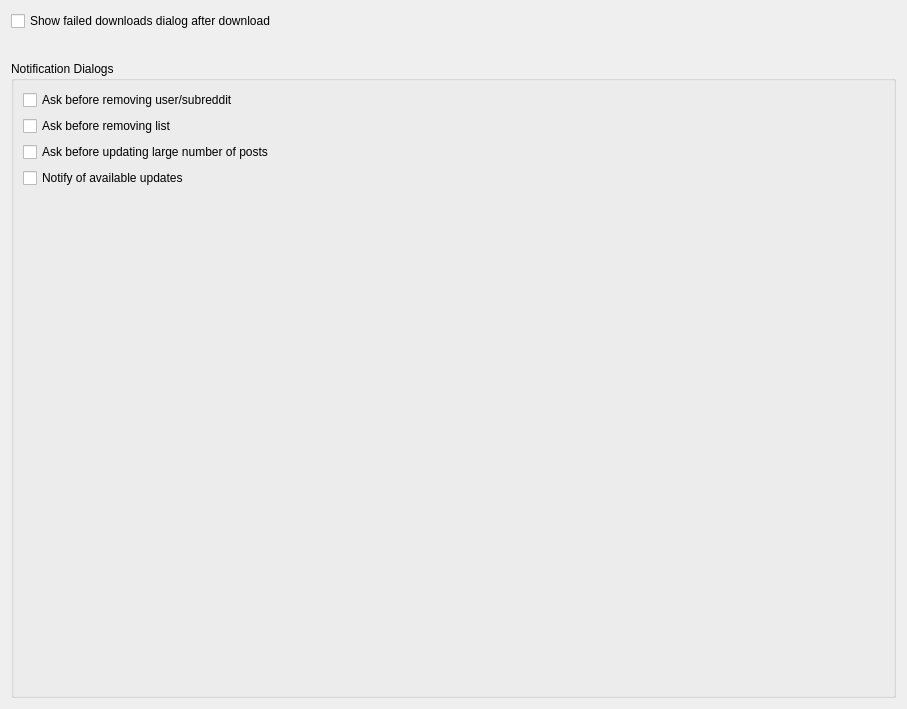
First picture: the form in Resources/ui_files/settings/notification_settings_widget.ui, repository MalloyDelacroix/DownloaderForReddit, before the edit.
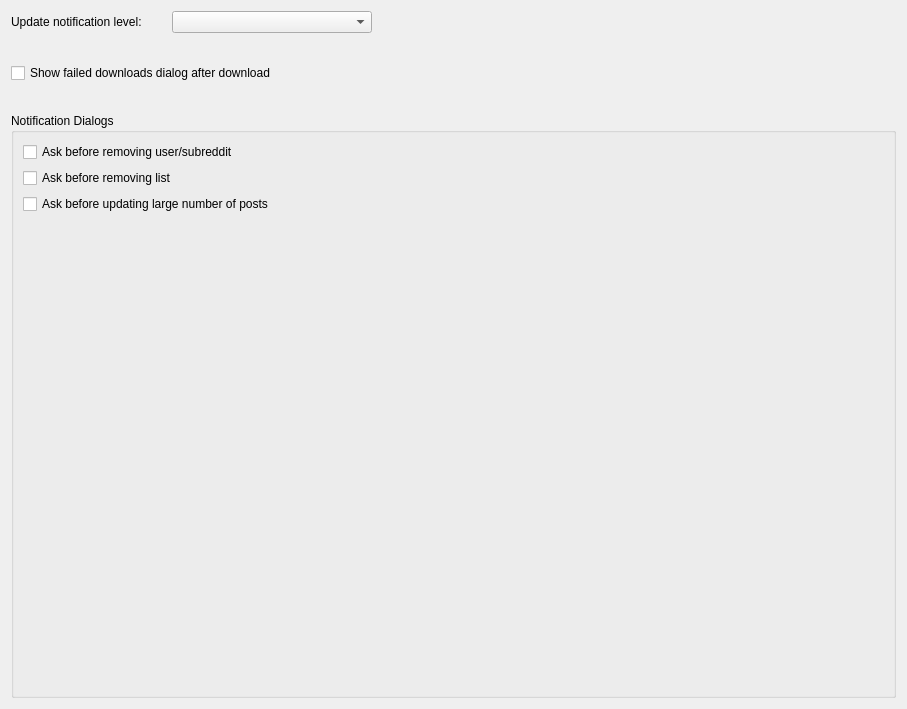
Second picture: the form after the edit.

Commit message: Make update notification level user adjustable

What changed in the file:
```diff
--- a/Resources/ui_files/settings/notification_settings_widget.ui
+++ b/Resources/ui_files/settings/notification_settings_widget.ui
@@ -17,6 +17,43 @@
    <property name="spacing">
     <number>30</number>
    </property>
+   <item>
+    <layout class="QHBoxLayout" name="horizontalLayout">
+     <item>
+      <widget class="QLabel" name="label">
+       <property name="toolTip">
+        <string>&lt;html&gt;&lt;head/&gt;&lt;body&gt;&lt;p&gt;This is the update level at which an update must be before you will be notified of its release&lt;/p&gt;&lt;/body&gt;&lt;/html&gt;</string>
+       </property>
+       <property name="text">
+        <string>Update notification level:</string>
+       </property>
+      </widget>
+     </item>
+     <item>
+      <widget class="QComboBox" name="update_level_combo">
+       <property name="minimumSize">
+        <size>
+         <width>200</width>
+         <height>0</height>
+        </size>
+       </property>
+      </widget>
+     </item>
+     <item>
+      <spacer name="horizontalSpacer">
+       <property name="orientation">
+        <enum>Qt::Horizontal</enum>
+       </property>
+       <property name="sizeHint" stdset="0">
+        <size>
+         <width>40</width>
+         <height>20</height>
+        </size>
+       </property>
+      </spacer>
+     </item>
+    </layout>
+   </item>
    <item>
     <widget class="QCheckBox" name="auto_display_failed_downloads_checkbox">
      <property name="text">
@@ -51,13 +88,6 @@
         </property>
        </widget>
       </item>
-      <item>
-       <widget class="QCheckBox" name="notify_available_updates_checkbox">
-        <property name="text">
-         <string>Notify of available updates</string>
-        </property>
-       </widget>
-      </item>
       <item>
        <spacer name="verticalSpacer">
         <property name="orientation">
```
The commit also changes 9 other files.
